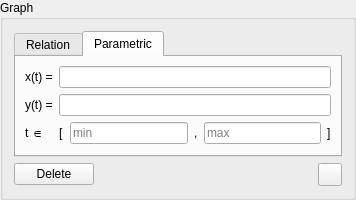
Above: Graph2DProperties.ui from goffrie/grapher before the change. Below: the same form after it.
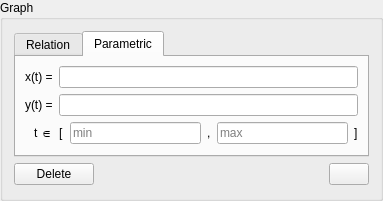
That is the form after the change. The open tabs and pages were chosen to show the change.

```diff
--- a/Graph2DProperties.ui
+++ b/Graph2DProperties.ui
@@ -6,8 +6,8 @@
    <rect>
     <x>0</x>
     <y>0</y>
-    <width>356</width>
-    <height>195</height>
+    <width>383</width>
+    <height>201</height>
    </rect>
   </property>
   <property name="sizePolicy">
@@ -26,7 +26,7 @@
    <item>
     <widget class="QTabWidget" name="graphTypeSwitcher">
      <property name="sizePolicy">
-      <sizepolicy hsizetype="MinimumExpanding" vsizetype="Fixed">
+      <sizepolicy hsizetype="Expanding" vsizetype="Fixed">
        <horstretch>0</horstretch>
        <verstretch>0</verstretch>
       </sizepolicy>
@@ -64,6 +64,9 @@
        <property name="fieldGrowthPolicy">
         <enum>QFormLayout::ExpandingFieldsGrow</enum>
        </property>
+       <property name="labelAlignment">
+        <set>Qt::AlignRight|Qt::AlignTrailing|Qt::AlignVCenter</set>
+       </property>
        <item row="1" column="0">
         <widget class="QLabel" name="label">
          <property name="text">
@@ -151,7 +154,7 @@
       </widget>
      </item>
      <item>
-      <widget class="QToolButton" name="colorButton">
+      <widget class="QPushButton" name="colorButton">
        <property name="styleSheet">
         <string notr="true"/>
        </property>
```
